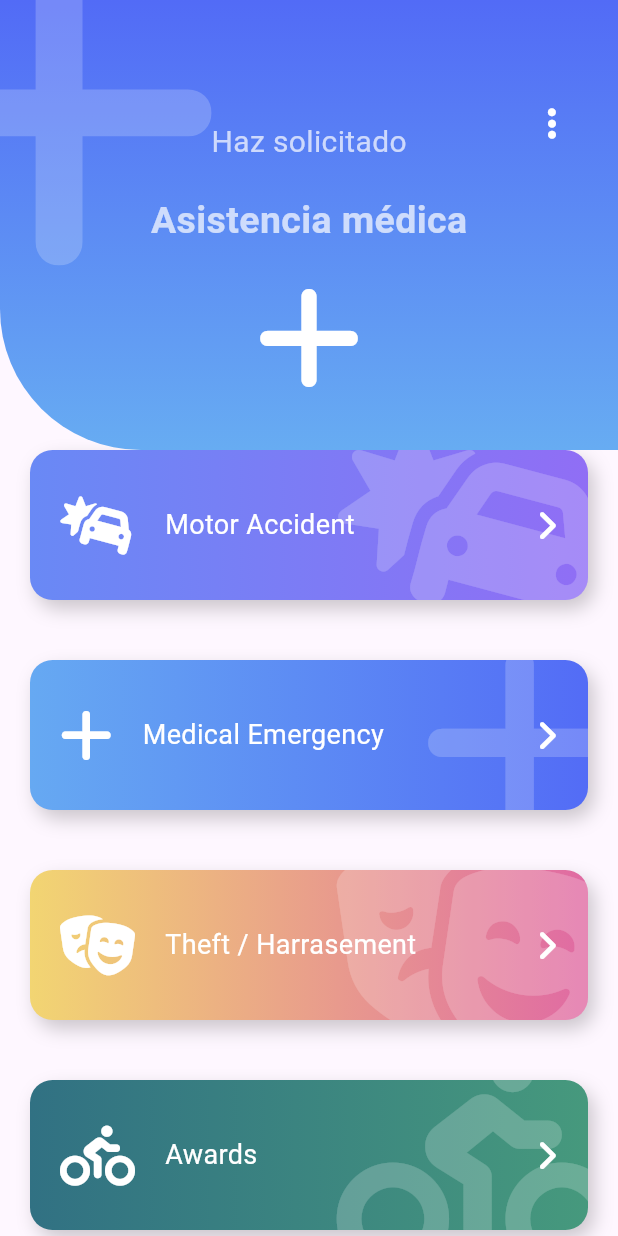
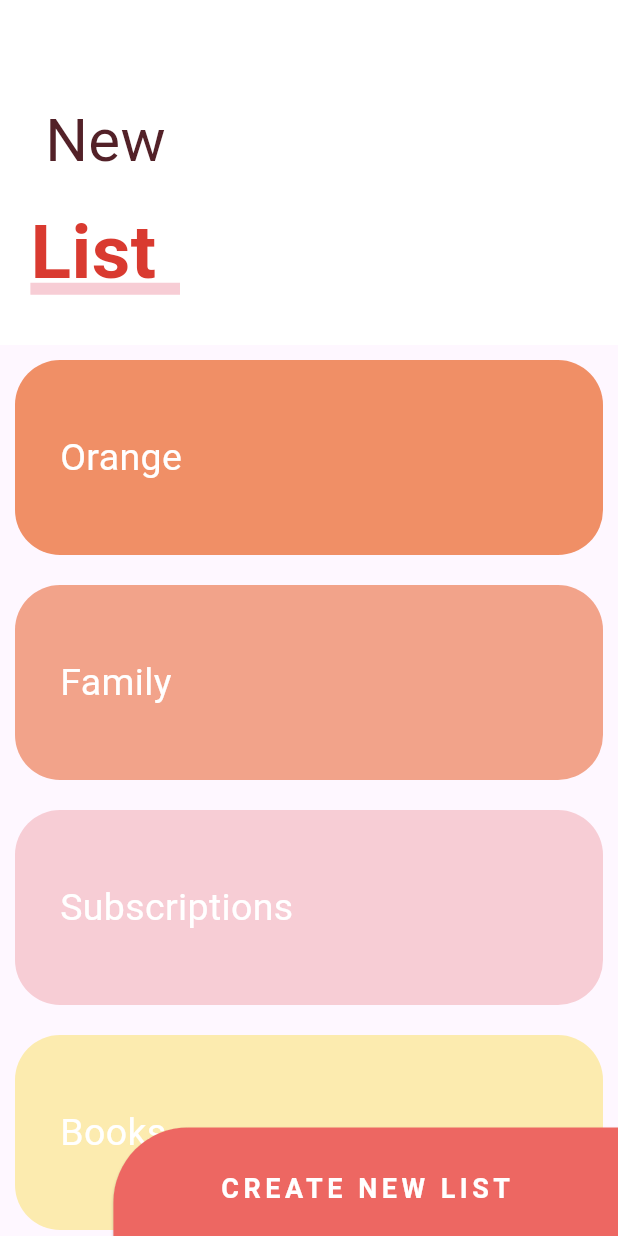
Before and after one commit to ErnestAlf222/animations-flutter, a Flutter app: the screen it shows after launch, on a phone screen of 412 x 824 dp. Run offline on Flutter 3.47's test engine with Material 3 defaults, Android fonts, the phone set to English and light mode, and no system bars; our stand-ins replace animate_do, flutter_svg, font_awesome_flutter.

Commit message:
Sliver terminado

```diff
--- a/lib/main.dart
+++ b/lib/main.dart
@@ -1,5 +1,5 @@
 import 'package:animations/config/theme/app_theme.dart';
-import 'package:animations/pages/emergency_page.dart';
+import 'package:animations/pages/sliver_list_page.dart';
 import 'package:flutter/material.dart';
 
 
@@ -16,7 +16,7 @@ class MainApp extends StatelessWidget {
       debugShowCheckedModeBanner: false,
       theme: AppTheme().theme(),
       home: const Scaffold(
-        body:EmergencyPage(),
+        body:SliverListPage(),
       ),
     );
   }
--- /dev/null
+++ b/lib/pages/sliver_list_page.dart
@@ -0,0 +1,214 @@
+import 'package:flutter/material.dart';
+import 'package:flutter/widgets.dart';
+
+class SliverListPage extends StatelessWidget {
+  const SliverListPage({super.key});
+
+  @override
+  Widget build(BuildContext context) {
+    return Scaffold(
+        body: Stack(
+      children: [
+        _MainScroll(),
+        Positioned(
+          bottom: -10,
+          right: 0,
+          child: const _ButtonNewList(),
+        ),
+      ],
+    ));
+  }
+}
+
+class _ButtonNewList extends StatelessWidget {
+  const _ButtonNewList();
+
+  @override
+  Widget build(BuildContext context) {
+    final size = MediaQuery.of(context).size;
+
+    return ButtonTheme(
+      height: 100,
+      minWidth: size.width * 0.9,
+      child: ElevatedButton(
+
+        onPressed: () {},
+        style: ButtonStyle(
+          backgroundColor: MaterialStateProperty.all<Color>(const Color(0xffED6762)),
+          shape: MaterialStateProperty.all<RoundedRectangleBorder> (
+            const RoundedRectangleBorder(
+              borderRadius: BorderRadius.only(topLeft: Radius.circular(50))
+            )
+          )
+        ),
+        child: SizedBox(
+           height: size.height * 0.1,
+          width: size.width * 0.7,
+          child: const Center(
+            child:  Text(
+              'CREATE NEW LIST',
+              style: TextStyle(
+                  color: Colors.white, fontSize: 18, fontWeight: FontWeight.bold, letterSpacing: 3),
+            ),
+          ),
+        ),
+      ),
+    );
+  }
+}
+
+class _MainScroll extends StatelessWidget {
+  final items = const [
+    _ListItem('Orange', Color(0xffF08F66)),
+    _ListItem('Family', Color(0xffF2A38A)),
+    _ListItem('Subscriptions', Color(0xffF7CDD5)),
+    _ListItem('Books', Color(0xffFCEBAF)),
+    _ListItem('Orange', Color(0xffF08F66)),
+    _ListItem('Family', Color(0xffF2A38A)),
+    _ListItem('Subscriptions', Color(0xffF7CDD5)),
+    _ListItem('Books', Color(0xffFCEBAF)),
+  ];
+
+  @override
+  Widget build(BuildContext context) {
+    return CustomScrollView(
+      slivers: [
+        SliverPersistentHeader(
+          floating: true,
+          delegate: _SliverCustomHeaderDelegate(
+              minHeight: 170,
+              maxHeight: 230,
+              child: Container(
+                alignment: Alignment.centerLeft,
+                color: Colors.white,
+                child: const _Title(),
+              )),
+        ),
+        SliverList(
+          delegate: SliverChildListDelegate([
+            ...items,
+            const SizedBox(height: 100),
+          ]),
+        ),
+      ],
+    );
+  }
+}
+
+class _SliverCustomHeaderDelegate extends SliverPersistentHeaderDelegate {
+  final double minHeight;
+  final double maxHeight;
+  final Widget child;
+
+  _SliverCustomHeaderDelegate({
+    required this.minHeight,
+    required this.maxHeight,
+    required this.child,
+  });
+  @override
+  Widget build(
+      BuildContext context, double shrinkOffset, bool overlapsContent) {
+    return SizedBox.expand(
+      child: child,
+    );
+  }
+
+  @override
+  double get maxExtent => maxHeight;
+
+  @override
+  double get minExtent => minHeight;
+
+  @override
+  bool shouldRebuild(covariant _SliverCustomHeaderDelegate oldDelegate) {
+    return maxHeight != oldDelegate.maxHeight ||
+        minHeight != oldDelegate.minHeight ||
+        child != oldDelegate.child;
+  }
+}
+
+// Header => en proceso
+class _Title extends StatelessWidget {
+  const _Title();
+
+  @override
+  Widget build(BuildContext context) {
+    return SingleChildScrollView(
+      child: Column(
+        children: [
+          const SizedBox(height: 30),
+          Container(
+            margin: const EdgeInsets.symmetric(horizontal: 30, vertical: 10),
+            child: const Text(
+              'New',
+              style: TextStyle(color: Color(0xff532128), fontSize: 40),
+            ),
+          ),
+          Stack(
+            children: [
+              const SizedBox(width: 100),
+              Positioned(
+                bottom: 8,
+                child: Container(
+                  width: 150,
+                  height: 8,
+                  color: const Color(0xffF7CDD5),
+                ),
+              ),
+              const Text(
+                'List',
+                style: TextStyle(
+                    color: Color(0xffD93A30),
+                    fontSize: 50,
+                    fontWeight: FontWeight.bold),
+              ),
+            ],
+          ),
+        ],
+      ),
+    );
+  }
+}
+
+// class _ListHomeworks extends StatelessWidget {
+//   final items = const [
+//     _ListItem('Orange', Color(0xffF08F66)),
+//     _ListItem('Family', Color(0xffF2A38A)),
+//     _ListItem('Subscriptions', Color(0xffF7CDD5)),
+//     _ListItem('Books', Color(0xffFCEBAF)),
+//     _ListItem('Orange', Color(0xffF08F66)),
+//     _ListItem('Family', Color(0xffF2A38A)),
+//     _ListItem('Subscriptions', Color(0xffF7CDD5)),
+//     _ListItem('Books', Color(0xffFCEBAF)),
+//   ];
+//   const _ListHomeworks();
+
+//   @override
+//   Widget build(BuildContext context) {
+//     return ListView.builder(
+//         itemCount: items.length, itemBuilder: (context, index) => items[index]);
+//   }
+// }
+
+class _ListItem extends StatelessWidget {
+  final String titulo;
+  final Color color;
+  const _ListItem(this.titulo, this.color);
+
+  @override
+  Widget build(BuildContext context) {
+    return Container(
+      alignment: Alignment.centerLeft,
+      height: 130,
+      padding: const EdgeInsets.all(30),
+      margin: const EdgeInsets.all(10),
+      decoration:
+          BoxDecoration(color: color, borderRadius: BorderRadius.circular(30)),
+      child: Text(
+        titulo,
+        style: const TextStyle(
+            color: Colors.white, fontWeight: FontWeight.normal, fontSize: 25),
+      ),
+    );
+  }
+}
```
